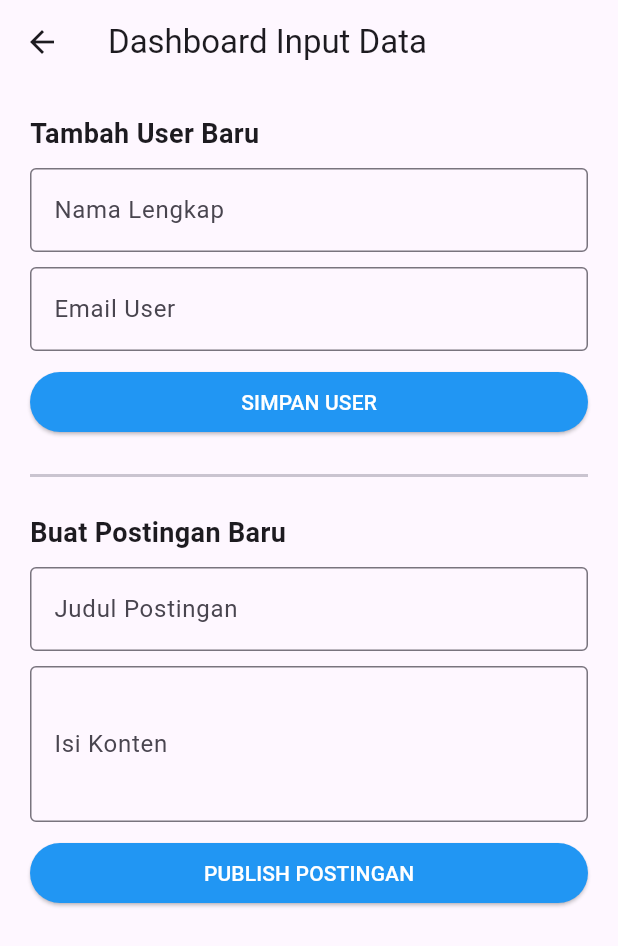
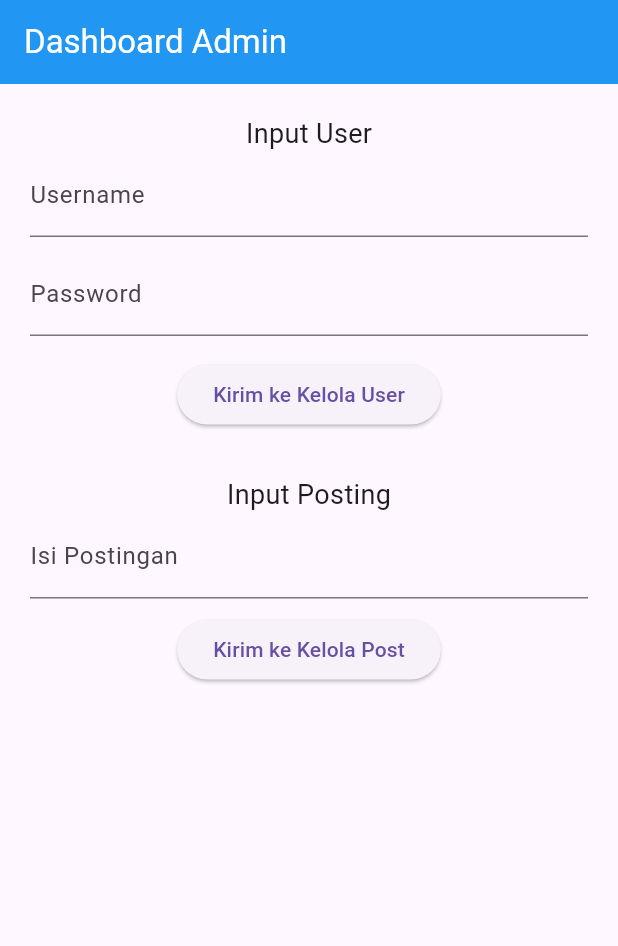
Before and after one commit to rahmanfaisal653/DPPB, a Flutter app: the DashboardPage screen opened directly with empty values, on a phone screen of 412 x 824 dp. Shown: the top 946 px of the screen. Run offline on Flutter 3.47's test engine with Material 3 defaults, Android fonts, the phone set to English and light mode, and no system bars; network calls fail.

Commit message:
Admin done

```diff
--- a/lib/admin_pages/dashboard.dart
+++ b/lib/admin_pages/dashboard.dart
@@ -1,14 +1,13 @@
 import 'package:flutter/material.dart';
 
 class DashboardPage extends StatefulWidget {
-  // Menerima "Alat" (Fungsi) dari Bos (main.dart)
-  final Function(String, String) fungsiSimpanUser;
-  final Function(String, String) fungsiSimpanPost;
+  final Function(String, String) onUserSubmit;
+  final Function(String) onPostSubmit;
 
   const DashboardPage({
     super.key,
-    required this.fungsiSimpanUser,
-    required this.fungsiSimpanPost
+    required this.onUserSubmit,
+    required this.onPostSubmit,
   });
 
   @override
@@ -16,95 +15,57 @@ class DashboardPage extends StatefulWidget {
 }
 
 class _DashboardPageState extends State<DashboardPage> {
-  // Controller = Alat untuk mengambil teks yang diketik pengguna
-  final controllerNama = TextEditingController();
-  final controllerEmail = TextEditingController();
-  final controllerJudul = TextEditingController();
-  final controllerIsi = TextEditingController();
+  final usernameController = TextEditingController();
+  final passwordController = TextEditingController();
+  final postController = TextEditingController();
 
   @override
   Widget build(BuildContext context) {
     return Scaffold(
-      appBar: AppBar(title: const Text("Dashboard Input Data")),
-      body: ListView( // Pakai ListView biar bisa discroll
+      appBar: AppBar(title: const Text("Dashboard Admin"),
+        backgroundColor: Colors.blue,
+        foregroundColor: Colors.white,),
+      body: Padding(
         padding: const EdgeInsets.all(20),
+        child: Column(
           children: [
-
-          // --- BAGIAN 1: FORM USER ---
-          const Text("Tambah User Baru", style: TextStyle(fontWeight: FontWeight.bold, fontSize: 18)),
-          const SizedBox(height: 10),
-
-          // Kotak input Nama
+            const Text("Input User", style: TextStyle(fontSize: 18)),
             TextField(
-            controller: controllerNama,
-            decoration: const InputDecoration(labelText: "Nama Lengkap", border: OutlineInputBorder()),
+              controller: usernameController,
+              decoration: const InputDecoration(labelText: "Username"),
             ),
             const SizedBox(height: 10),
+            TextField(
+              controller: passwordController,
+              decoration: const InputDecoration(labelText: "Password"),
+            ),
+            const SizedBox(height: 15),
+            ElevatedButton(
+              onPressed: () {
+                widget.onUserSubmit(
+                  usernameController.text,
+                  passwordController.text,
+                );
+              },
+              child: const Text("Kirim ke Kelola User"),
+            ),
 
-          // Kotak input Email
+            const SizedBox(height: 30),
+
+            const Text("Input Posting", style: TextStyle(fontSize: 18)),
             TextField(
-            controller: controllerEmail,
-            decoration: const InputDecoration(labelText: "Email User", border: OutlineInputBorder()),
+              controller: postController,
+              decoration: const InputDecoration(labelText: "Isi Postingan"),
             ),
             const SizedBox(height: 10),
-
-          // Tombol Simpan User
             ElevatedButton(
-            style: ElevatedButton.styleFrom(
-              backgroundColor: Colors.blue, // Background Biru
-              foregroundColor: Colors.white, // Teks Putih
-            ),
               onPressed: () {
-              // Panggil fungsi dari Bos untuk simpan data
-              widget.fungsiSimpanUser(controllerNama.text, controllerEmail.text);
-
-              // Bersihkan kotak input
-              controllerNama.clear();
-              controllerEmail.clear();
-
-              // Tampilkan pesan kecil di bawah
-              ScaffoldMessenger.of(context).showSnackBar(const SnackBar(content: Text("User Berhasil Disimpan!")));
+                widget.onPostSubmit(postController.text);
               },
-            child: const Text("SIMPAN USER"),
-          ),
-
-          const Divider(height: 50, thickness: 2), // Garis pemisah
-
-          // --- BAGIAN 2: FORM POSTINGAN ---
-          const Text("Buat Postingan Baru", style: TextStyle(fontWeight: FontWeight.bold, fontSize: 18)),
-          const SizedBox(height: 10),
-
-          TextField(
-            controller: controllerJudul,
-            decoration: const InputDecoration(labelText: "Judul Postingan", border: OutlineInputBorder()),
-          ),
-          const SizedBox(height: 10),
-
-          TextField(
-            controller: controllerIsi,
-            maxLines: 3, // Bisa 3 baris
-            decoration: const InputDecoration(labelText: "Isi Konten", border: OutlineInputBorder()),
-          ),
-          const SizedBox(height: 10),
-
-          // Tombol Publish
-          ElevatedButton(
-            style: ElevatedButton.styleFrom(
-              backgroundColor: Colors.blue, // Background Biru
-              foregroundColor: Colors.white, // Teks Putih
-            ),
-            onPressed: () {
-              // Panggil fungsi simpan post
-              widget.fungsiSimpanPost(controllerJudul.text, controllerIsi.text);
-
-              controllerJudul.clear();
-              controllerIsi.clear();
-
-              ScaffoldMessenger.of(context).showSnackBar(const SnackBar(content: Text("Postingan Terbit!")));
-            },
-            child: const Text("PUBLISH POSTINGAN"),
+              child: const Text("Kirim ke Kelola Post"),
             ),
           ],
+        ),
       ),
     );
   }
--- /dev/null
+++ b/lib/mainAdmin.dart
@@ -0,0 +1,58 @@
+import 'package:flutter/material.dart';
+import 'componentsAdmin/bottom_navbar.dart';
+import 'admin_pages/dashboard.dart';
+import 'admin_pages/kelola_user.dart';
+import 'admin_pages/kelola_post.dart';
+
+void main() {
+  runApp(const AdminApp());
+}
+
+class AdminApp extends StatefulWidget {
+  const AdminApp({super.key});
+
+  @override
+  State<AdminApp> createState() => _AdminAppState();
+}
+
+class _AdminAppState extends State<AdminApp> {
+  int currentIndex = 0;
+
+  List<Map<String, String>> userList = [];
+  List<String> postList = [];
+
+  @override
+  Widget build(BuildContext context) {
+    return MaterialApp(
+      debugShowCheckedModeBanner: false,
+      home: Scaffold(
+        body: [
+          DashboardPage(
+            onUserSubmit: (u, p) {
+              setState(() {
+                userList.add({"username": u, "password": p});
+                currentIndex = 1;
+              });
+            },
+            onPostSubmit: (post) {
+              setState(() {
+                postList.add(post);
+                currentIndex = 2;
+              });
+            },
+          ),
+          KelolaUserPage(users: userList),
+          KelolaPostPage(posts: postList),
+        ][currentIndex],
+        bottomNavigationBar: EduvoriaNavbar(
+          currentIndex: currentIndex,
+          onTap: (i) {
+            setState(() {
+              currentIndex = i;
+            });
+          },
+        ),
+      ),
+    );
+  }
+}
```
Also changed, not shown: lib/admin_pages/kelola_post.dart (added, +28 -0 lines), lib/admin_pages/kelola_user.dart (added, +29 -0 lines), lib/componentsAdmin/bottom_navbar.dart (added, +37 -0 lines). Lines whose indentation alone changed are shown as unchanged.
